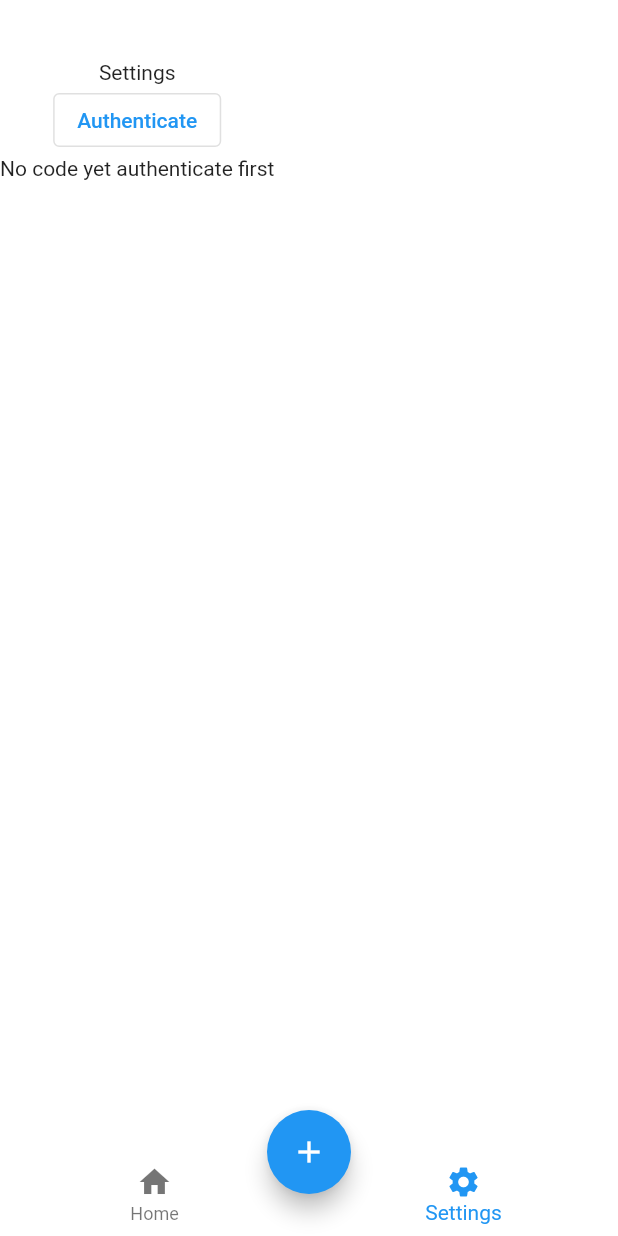
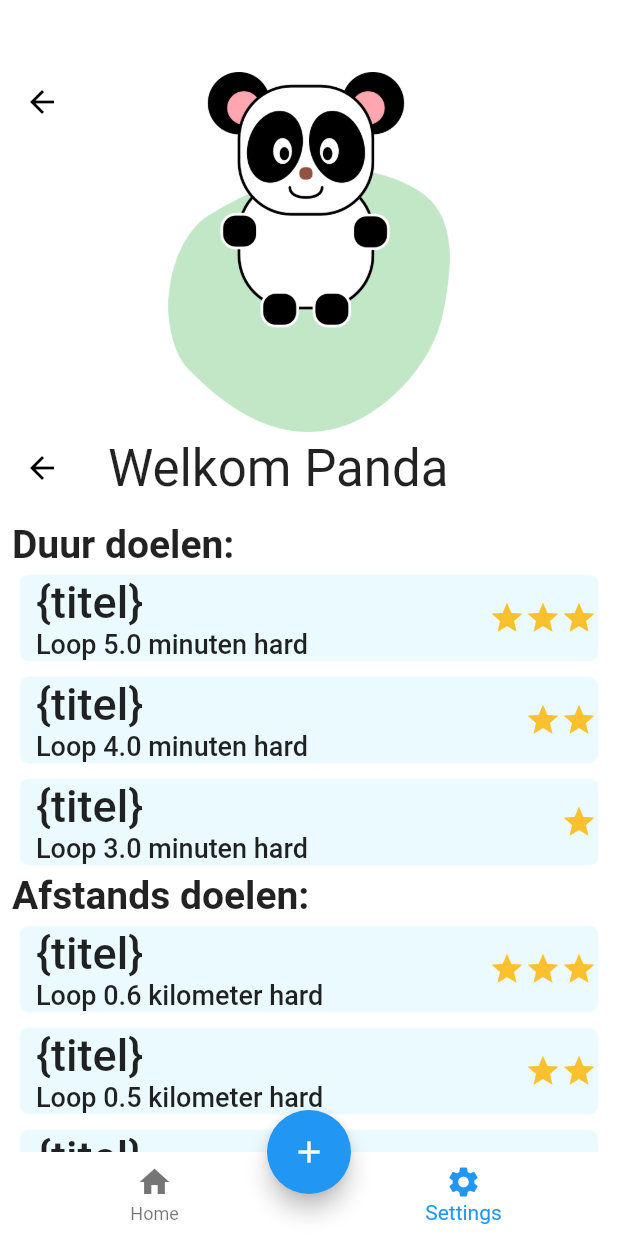
Before and after one commit to Panda-Incorporated/Panda.Mobile, a Flutter app: the Navigation screen opened directly, item 2 of the bottom bar chosen, on a phone screen of 412 x 824 dp. Run offline on Flutter 3.47's test engine with Material 2 defaults, Android fonts, the phone set to English and light mode, and no system bars; our stand-ins replace fl_chart, percent_indicator, sqflite; missing offline and left inert: flutter_inappwebview, glyphicon; accounts and stored records are empty.

Commit message:
bart-dev branch gemerged

```diff
--- a/lib/Models/Activity.dart
+++ b/lib/Models/Activity.dart
@@ -1,5 +1,6 @@
 import 'package:intl/intl.dart';
-import 'package:panda/Models/models.dart';
+
+import 'Goal.dart';
 
 //WARNING DB file: if changed, toMap also needs to be changed and DB rebuild.
 class Activity {
--- /dev/null
+++ b/lib/Pages/PlanningPage.dart
@@ -0,0 +1,100 @@
+import 'package:flutter/material.dart';
+import 'package:panda/Models/Goal.dart';
+import 'package:panda/widgets/CurrentPlanning.dart';
+import 'package:panda/widgets/Logo.dart';
+
+class PlanningPage extends StatefulWidget {
+  final Goal goal;
+
+  const PlanningPage({Key key, @required this.goal}) : super(key: key);
+
+  @override
+  _PlanningPageState createState() => _PlanningPageState();
+}
+
+class _PlanningPageState extends State<PlanningPage> {
+  @override
+  Widget build(BuildContext context) {
+    return Scaffold(
+      body: CustomScrollView(slivers: [
+        SliverAppBar(
+          stretch: true,
+          stretchTriggerOffset: 200,
+          floating: true,
+          bottom: AppBar(
+            elevation: 0.0,
+            backgroundColor: Colors.transparent,
+            centerTitle: false,
+            title: Text(
+              "Welkom Panda",
+              style: TextStyle(
+                fontSize: 34,
+                fontWeight: FontWeight.w400,
+              ),
+            ),
+          ),
+          elevation: 0.0,
+          backgroundColor: Colors.white,
+          flexibleSpace: FlexibleSpaceBar(
+            stretchModes: [StretchMode.zoomBackground],
+            collapseMode: CollapseMode.pin,
+            background: Column(
+              children: <Widget>[
+                Padding(
+                  padding: const EdgeInsets.all(8.0),
+                  child: Logo(),
+                ),
+              ],
+            ),
+          ),
+          expandedHeight: 300,
+        ),
+        SliverList(
+          delegate: SliverChildListDelegate([
+            Padding(
+              padding: const EdgeInsets.all(8.0),
+              child: Column(
+                children: [
+                  Container(
+                    alignment: Alignment.centerLeft,
+                    child: Text(
+                      "Duur doelen:",
+                      style: TextStyle(
+                        fontSize: 26,
+                        fontWeight: FontWeight.w600,
+                      ),
+                    ),
+                  ),
+                  ShowPlanning(planner: "Time", goal: widget.goal),
+                  //  Text("${GoalProvider.getGoals()[0].getPercentage()}"),
+                  Container(
+                    alignment: Alignment.centerLeft,
+                    child: Text(
+                      "Afstands doelen:",
+                      style: TextStyle(
+                        fontSize: 26,
+                        fontWeight: FontWeight.w600,
+                      ),
+                    ),
+                  ),
+                  ShowPlanning(planner: "Distance", goal: widget.goal),
+                  Container(
+                    alignment: Alignment.centerLeft,
+                    child: Text(
+                      "Nulmetingen:",
+                      style: TextStyle(
+                        fontSize: 26,
+                        fontWeight: FontWeight.w600,
+                      ),
+                    ),
+                  ),
+                  ShowPlanning(planner: "Nulmeting", goal: widget.goal),
+                ],
+              ),
+            ),
+          ]),
+        ),
+      ]),
+    );
+  }
+}
--- a/lib/Providers/GoalProvider.dart
+++ b/lib/Providers/GoalProvider.dart
@@ -9,14 +9,10 @@ class GoalProvider {
         ..finished = false
         ..title = "Marathon"
         ..distance = 1000
-        // ..doneMaxDistance = 1.0
         ..duration = Duration(minutes: 7, seconds: 39)
-        // ..doneMaxDistance = 1
-        //doel
         ..goal = 500
         ..beginday = DateTime(2021, DateTime.may, 11)
-        ..endday = DateTime(2021, DateTime.june, 31)
-        //   ..doneMaxDuration = Duration(minutes: 50)
+        ..endday = DateTime(2021, DateTime.may, 31)
         ..doneActivity = [
           Activity()
             ..distance = 1000
--- a/lib/main.dart
+++ b/lib/main.dart
@@ -1,10 +1,13 @@
 import 'package:flutter/material.dart';
-import 'package:flutter/widgets.dart';
 import 'package:glyphicon/glyphicon.dart';
-import 'package:panda/Models/AuthState.dart';
-import 'package:panda/Pages/IntroPages/StartPage.dart';
-import 'package:panda/Pages/pages.dart';
-import 'package:panda/Providers/DBProvider.dart';
+import 'package:panda/Providers/GoalProvider.dart';
+
+import 'Models/AuthState.dart';
+import 'Pages/ActivitySelectionPage.dart';
+import 'Pages/Home.dart';
+import 'Pages/IntroPages/StartPage.dart';
+import 'Pages/PlanningPage.dart';
+import 'Providers/DBProvider.dart';
 
 void main() => runApp(MyApp());
 
@@ -91,7 +94,8 @@ class _NavigationState extends State<Navigation> {
   List<Widget> _widgetOptions = [
     Home(),
     // SeePredictionLargePage(goal: GoalProvider.getGoals()[0]),
-    SettingsPage()
+    PlanningPage(goal: GoalProvider.getGoals()[0])
+    // SettingsPage()
 
     // GoalSelectionPage(),
     // ActivitySelectionPage(),
--- a/lib/widgets/ActivityItem.dart
+++ b/lib/widgets/ActivityItem.dart
@@ -23,7 +23,8 @@ class _ActivityItemState extends State<ActivityItem> {
         onTap: () => {
           Navigator.push(
             context,
-            MaterialPageRoute(builder: (context) => GoalSelectionPage()),
+            MaterialPageRoute(
+                builder: (context) => GoalSelectionPage(act: widget.activity)),
           )
         }, //werkt
         child: Container(
@@ -77,8 +78,7 @@ class _ActivityItemState extends State<ActivityItem> {
                         child: Column(
                           children: [
                             Text(
-                              widget.activity.distance.toStringAsFixed(1) +
-                                  "km",
+                              "...x km",
                               style: TextStyle(
                                 fontSize: 18,
                                 fontWeight: FontWeight.w600,
--- /dev/null
+++ b/lib/widgets/CurrentPlanning.dart
@@ -0,0 +1,133 @@
+import 'dart:math';
+
+import 'package:flutter/material.dart';
+import 'package:panda/Models/Goal.dart';
+import 'package:panda/Pages/Home.dart';
+
+class ShowPlanning extends StatelessWidget {
+  const ShowPlanning({Key key, this.planner, this.goal}) : super(key: key);
+  final String planner;
+  final Goal goal;
+
+  @override
+  Widget build(BuildContext context) {
+    var multiplier = [1.2, 1.0, 0.8];
+    var kmsdif = [-4, 0, 4];
+    var days = goal.endday.difference(goal.beginday).inDays;
+    var i = DateTime.now().difference(goal.beginday).inDays;
+    var y = (goal.goal - goal.getMesurement()) / sqrt(days) * sqrt(i) +
+        goal.getMesurement();
+    return Column(children: [
+      for (int i = 0; i < 3; i++)
+        if (this.planner == "Time")
+          PlanningItem(
+            Stars: i,
+            text:
+                "Loop ${((goal.duration.inMinutes * multiplier[i]) / 2).ceilToDouble()} minuten hard",
+          )
+        else if (this.planner == "Distance")
+          PlanningItem(
+            item: "Planner",
+            Stars: i,
+            text:
+                "Loop ${(((goal.distance / 1000) * multiplier[i]) / 2)} kilometer hard",
+          )
+        else if (this.planner == "Nulmeting")
+          PlanningItem(
+            item: "Planner",
+            Stars: i,
+            text:
+                "Loop gemiddeld ${y.ceilToDouble() + kmsdif[i]} sec/km over 3km",
+          ),
+    ]);
+  }
+}
+
+class PlanningItem extends StatefulWidget {
+  PlanningItem({
+    Key key,
+    this.item,
+    this.Stars,
+    this.text,
+  }) : super(key: key);
+
+  @override
+  _PlanningItemState createState() => _PlanningItemState();
+  final String item;
+  final int Stars;
+  final String text;
+}
+
+class _PlanningItemState extends State<PlanningItem> {
+  @override
+  Widget build(BuildContext context) {
+    return Padding(
+      padding: const EdgeInsets.all(5.0),
+      child: GestureDetector(
+        onTap: () {
+          Navigator.push(
+              context, MaterialPageRoute(builder: (context) => Home()));
+        }, // TODO: SET Star TO CURRENT SUBGOAL
+        child: Container(
+          decoration: BoxDecoration(
+              color: Theme.of(context).primaryColor,
+              border: Border.all(color: Colors.white24),
+              borderRadius: BorderRadius.all(Radius.circular(6))),
+
+          // kleur knop
+          child: Container(
+            child: Column(
+              children: [
+                Row(
+                  mainAxisAlignment: MainAxisAlignment.spaceBetween,
+                  // helemaal links helemaal rechts
+                  children: [
+                    Column(
+                      //tekst datum en doel moeten onder elkaar
+                      mainAxisAlignment: MainAxisAlignment.start,
+                      children: [
+                        Column(
+                          crossAxisAlignment: CrossAxisAlignment.start,
+                          children: [
+                            Container(
+                              margin: const EdgeInsets.symmetric(
+                                  horizontal: 10.0, vertical: 0),
+                              child: Text(
+                                "{titel}",
+                                style: TextStyle(
+                                    fontSize: 30, fontWeight: FontWeight.w500),
+                              ),
+                            ),
+                            Container(
+                              margin: const EdgeInsets.symmetric(
+                                  horizontal: 10.0, vertical: 0),
+                              child: Text(
+                                "${widget.text}",
+                                style: TextStyle(
+                                    fontSize: 18, fontWeight: FontWeight.w500),
+                              ),
+                            )
+                          ],
+                        ),
+                      ],
+                    ),
+                    // %
+                    Row(
+                      children: [
+                        for (int j = 3; j > widget.Stars; j--)
+                          Icon(
+                            Icons.star,
+                            color: Colors.yellow[700],
+                          ),
+                      ],
+                    ),
+                  ],
+                ),
+              ],
+            ),
+          ),
+        ),
+      ),
+    );
+  }
+}
```
Also changed, not shown: lib/Models/Goal.dart (+19 -0 lines), lib/Pages/ActivitySelectionPage.dart (+109 -51 lines), lib/Pages/GiveStarScreen.dart (added, +244 -0 lines), lib/Pages/GoalSelectionPage.dart (+12 -4 lines), lib/Pages/SeePredictionLargePage.dart (+9 -21 lines), pubspec.lock.
